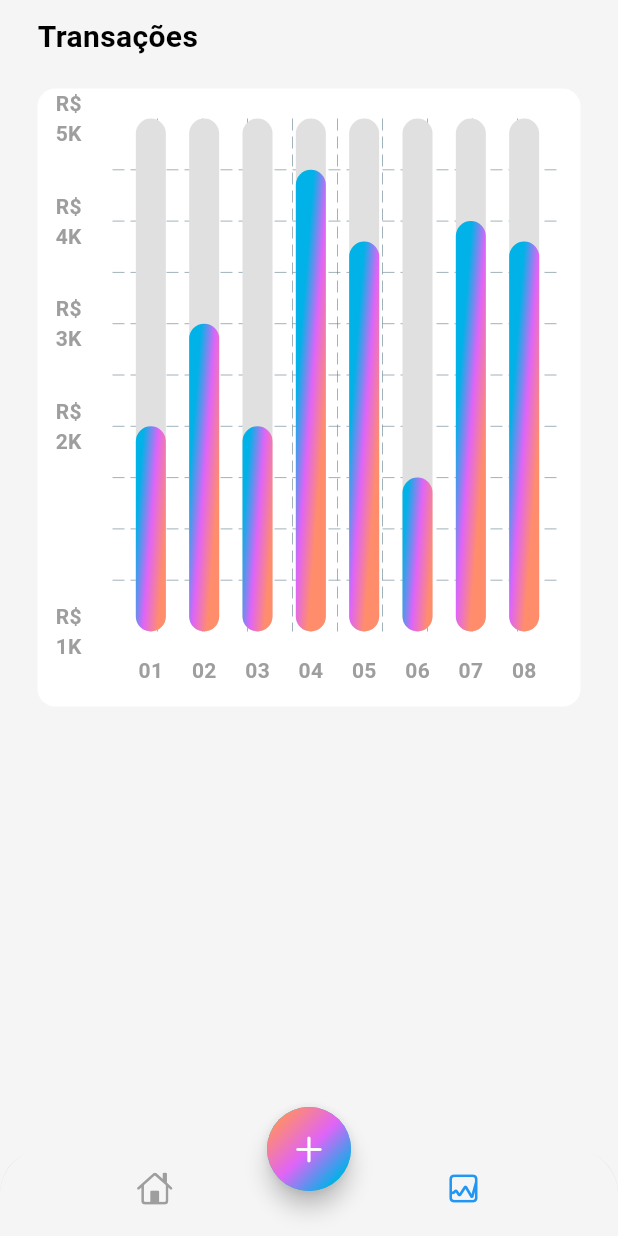
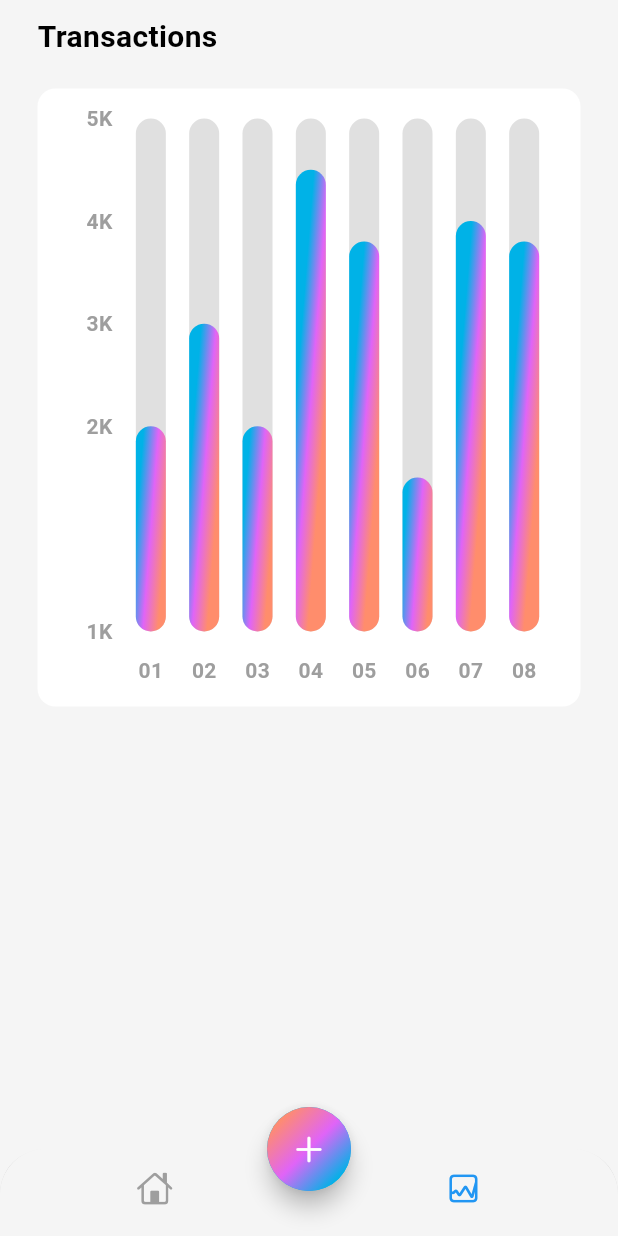
Before and after one commit to felipetaua/controle_financeiro, a Flutter app: the screen it shows after launch, item 2 of the bottom bar chosen, on a phone screen of 412 x 824 dp. Run offline on Flutter 3.47's test engine with Material 3 defaults, Android fonts, the phone set to English and light mode, and no system bars; drawn by our look-alikes of fl_chart.

Commit message:
erro resolvido finalizando gráfico

```diff
--- a/lib/screens/stats/chart.dart
+++ b/lib/screens/stats/chart.dart
@@ -6,10 +6,10 @@ class MyChart extends StatefulWidget {
   const MyChart({super.key});
 
   @override
-  State<MyChart> createState() => _MyWidgetState();
+  State<MyChart> createState() => _MyChartState();
 }
 
-class _MyWidgetState extends State<MyChart> {
+class _MyChartState extends State<MyChart> {
   @override
   Widget build(BuildContext context) {
     return BarChart(
@@ -69,28 +69,28 @@ class _MyWidgetState extends State<MyChart> {
             sideTitles: SideTitles(
           showTitles: true,
           reservedSize: 38,
-          getTitlesWidget: getTitles,
+          getTitlesWidget: getTiles,
         )),
         leftTitles: AxisTitles(
-            sideTitles: SideTitles(
-          showTitles: true,
-          reservedSize: 38,
-          getTitlesWidget: leftTitles,
-        )),
+          sideTitles: SideTitles(
+            showTitles: true,
+            reservedSize: 38,
+            getTitlesWidget: leftTitles,
+          ),
+        ),
       ),
       borderData: FlBorderData(show: false),
-      gridData: const FlGridData(show: true),
+      gridData: const FlGridData(show: false),
       barGroups: showingGroups(),
     );
   }
 
-  Widget getTitles(double value, TitleMeta meta) {
+  Widget getTiles(double value, TitleMeta meta) {
     const style = TextStyle(
       color: Colors.grey,
       fontWeight: FontWeight.bold,
       fontSize: 14,
     );
-
     Widget text;
 
     switch (value.toInt()) {
@@ -123,9 +123,9 @@ class _MyWidgetState extends State<MyChart> {
         break;
     }
     return SideTitleWidget(
-      axisSide: meta.axisSide,
       space: 16,
       child: text,
+      meta: meta,
     );
   }
 
@@ -137,22 +137,22 @@ class _MyWidgetState extends State<MyChart> {
     );
     String text;
     if (value == 0) {
-      text = 'R\$ 1K';
+      text = '1K';
     } else if (value == 2) {
-      text = 'R\$ 2K';
+      text = '2K';
     } else if (value == 3) {
-      text = 'R\$ 3K';
+      text = '3K';
     } else if (value == 4) {
-      text = 'R\$ 4K';
+      text = '4K';
     } else if (value == 5) {
-      text = 'R\$ 5K';
+      text = '5K';
     } else {
       return Container();
     }
     return SideTitleWidget(
-      axisSide: meta.axisSide,
       space: 0,
       child: Text(text, style: style),
+      meta: meta,
     );
   }
 }
--- a/lib/screens/stats/stats.dart
+++ b/lib/screens/stats/stats.dart
@@ -1,5 +1,7 @@
-import 'package:controle_financeiro/screens/stats/chart.dart';
+import 'package:fl_chart/fl_chart.dart';
 import 'package:flutter/material.dart';
+
+import 'chart.dart';
 
 class StatScreen extends StatelessWidget {
   const StatScreen({super.key});
@@ -12,22 +14,20 @@ class StatScreen extends StatelessWidget {
         child: Column(
           crossAxisAlignment: CrossAxisAlignment.start,
           children: [
-            Text(
-              'Transações',
+            const Text(
+              'Transactions',
               style: TextStyle(fontSize: 20, fontWeight: FontWeight.bold),
             ),
-            SizedBox(
-              height: 20,
-            ),
+            const SizedBox(height: 20),
             Container(
                 width: MediaQuery.of(context).size.width,
                 height: MediaQuery.of(context).size.width,
                 decoration: BoxDecoration(
                     color: Colors.white,
                     borderRadius: BorderRadius.circular(12)),
-                child: Padding(
-                  padding: const EdgeInsets.fromLTRB(12, 20, 12, 12),
-                  child: const MyChart(),
+                child: const Padding(
+                  padding: EdgeInsets.fromLTRB(12, 20, 12, 12),
+                  child: MyChart(),
                 ))
           ],
         ),
```
